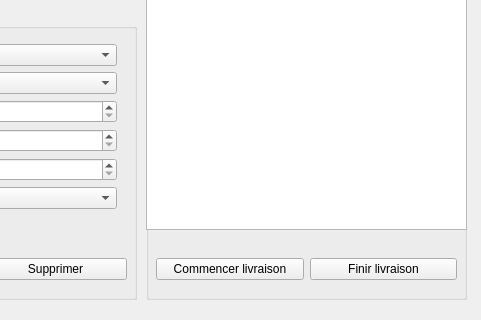
This is interface/chauffeurpanel.ui in Kaputchino/Projet_Tulle as Qt 5 draws it before an edit; both pictures show x 334 to 815 and y 301 to 621 of the 815 by 621 pixel window. The edited form follows.
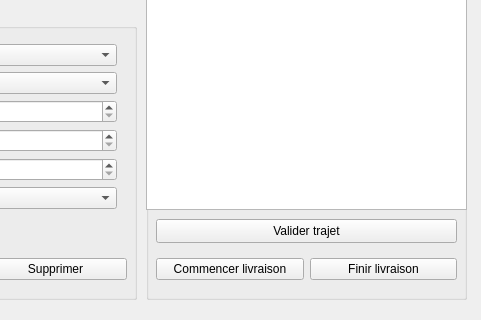
This is the edited form.

What changed in the file:
```diff
--- a/interface/chauffeurpanel.ui
+++ b/interface/chauffeurpanel.ui
@@ -179,10 +179,23 @@
        <x>0</x>
        <y>20</y>
        <width>321</width>
-       <height>511</height>
+       <height>491</height>
       </rect>
      </property>
     </widget>
+    <widget class="QPushButton" name="validateTrajetButton">
+     <property name="geometry">
+      <rect>
+       <x>10</x>
+       <y>520</y>
+       <width>301</width>
+       <height>24</height>
+      </rect>
+     </property>
+     <property name="text">
+      <string>Valider trajet</string>
+     </property>
+    </widget>
    </widget>
    <widget class="QWidget" name="layoutWidget">
     <property name="geometry">
```
